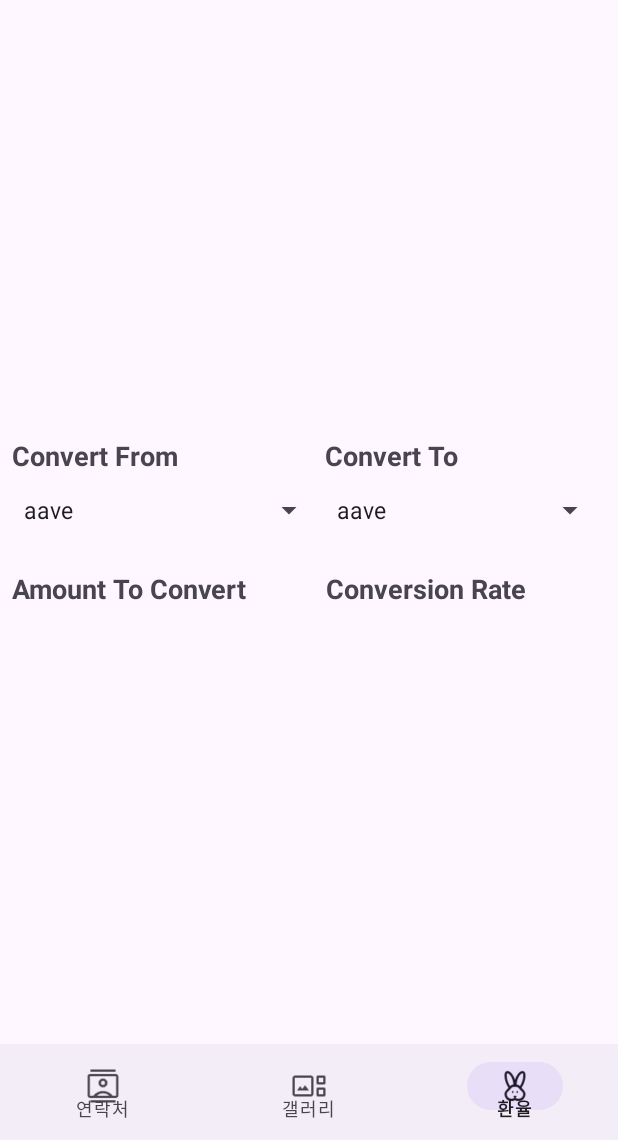
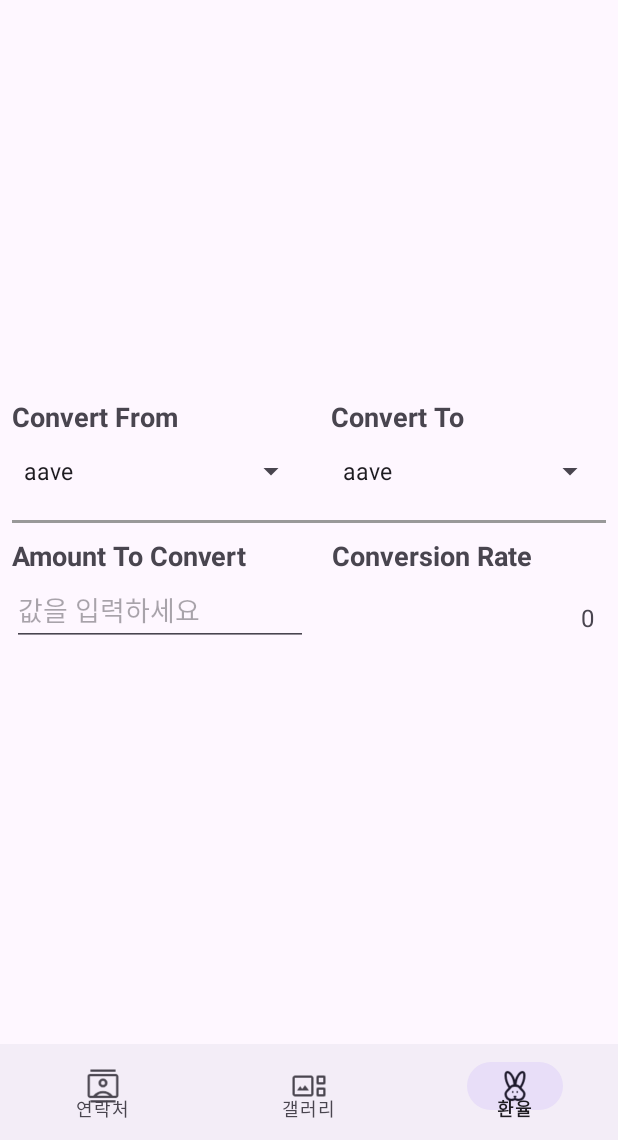
Before and after one commit to coitloz88/3-gu-multi-tab, an Android app: the screen it shows after launch (MainActivity), item 3 of the bottom bar chosen, on a phone screen of 412 x 824 dp, the part 96-1236 px from its top. Run offline under Robolectric (Android 15) with nearby library versions, the phone set to English and light mode, and no system bars.

Commit message:
update design of currency tab

```diff
--- a/app/build.gradle
+++ b/app/build.gradle
@@ -43,6 +43,8 @@ dependencies {
     implementation 'androidx.appcompat:appcompat:1.4.1'
     implementation 'com.google.android.material:material:1.5.0'
     implementation 'androidx.constraintlayout:constraintlayout:2.1.3'
+    implementation 'com.squareup.retrofit2:retrofit:2.8.0'
+    implementation 'com.squareup.retrofit2:converter-gson:2.6.0'
     testImplementation 'junit:junit:4.13.2'
     androidTestImplementation 'androidx.test.ext:junit:1.1.5'
     androidTestImplementation 'androidx.test.espresso:espresso-core:3.5.1'
--- a/app/src/main/res/layout/fragment_currency.xml
+++ b/app/src/main/res/layout/fragment_currency.xml
@@ -35,7 +35,8 @@
                     android:layout_width="wrap_content"
                     android:layout_height="wrap_content"
                     android:layout_weight="1"
-                    android:orientation="vertical">
+                    android:orientation="vertical"
+                    android:layout_marginEnd="8dp">
 
                     <TextView
                         android:id="@+id/tv_convert_from"
@@ -48,7 +49,8 @@
                     <Spinner
                         android:id="@+id/spinner_from"
                         android:layout_width="match_parent"
-                        android:layout_height="48dp" />
+                        android:layout_height="48dp"
+                        android:layout_marginEnd="8dp"/>
                 </LinearLayout>
 
                 <LinearLayout
@@ -75,8 +77,17 @@
             <LinearLayout
                 android:id="@+id/divider"
                 android:layout_width="match_parent"
-                android:layout_height="16dp"
-                android:orientation="horizontal"/>
+                android:layout_height="20dp"
+                android:orientation="horizontal"
+                >
+
+                <View
+                    android:background="#999999"
+                    android:layout_width="match_parent"
+                    android:layout_height="2dp"
+                    android:layout_gravity="center"
+                    />
+            </LinearLayout>
 
             <LinearLayout
                 android:layout_width="match_parent"
@@ -89,7 +100,8 @@
                     android:layout_width="wrap_content"
                     android:layout_height="wrap_content"
                     android:layout_weight="1"
-                    android:orientation="vertical">
+                    android:orientation="vertical"
+                    android:layout_marginEnd="8dp">
 
                     <TextView
                         android:id="@+id/tv_amount"
@@ -98,13 +110,22 @@
                         android:text="@string/amount_to_convert"
                         android:textSize="18sp"
                         android:textStyle="bold" />
+
+                    <EditText
+                        android:id="@+id/et_amount"
+                        android:layout_width="match_parent"
+                        android:layout_height="wrap_content"
+                        android:layout_marginEnd="8dp"
+                        android:ems="10"
+                        android:hint="@string/hint_amount_to_convert"
+                        android:inputType="number" />
+
                 </LinearLayout>
 
-                <LinearLayout
+                <androidx.constraintlayout.widget.ConstraintLayout
                     android:layout_width="wrap_content"
-                    android:layout_height="wrap_content"
-                    android:layout_weight="1"
-                    android:orientation="vertical">
+                    android:layout_height="match_parent"
+                    android:layout_weight="1">
 
                     <TextView
                         android:id="@+id/tv_rate"
@@ -112,8 +133,23 @@
                         android:layout_height="wrap_content"
                         android:text="@string/conversion_rate"
                         android:textSize="18sp"
-                        android:textStyle="bold" />
-                </LinearLayout>
+                        android:textStyle="bold"
+                        app:layout_constraintStart_toStartOf="parent"
+                        app:layout_constraintTop_toTopOf="parent" />
+
+                    <TextView
+                        android:id="@+id/tv_result"
+                        android:layout_width="match_parent"
+                        android:layout_height="wrap_content"
+                        android:layout_marginEnd="8dp"
+                        android:layout_marginBottom="8dp"
+                        android:gravity="end"
+                        android:text="@string/zero"
+                        android:textSize="16sp"
+                        app:layout_constraintBottom_toBottomOf="parent"
+                        app:layout_constraintEnd_toEndOf="parent" />
+                </androidx.constraintlayout.widget.ConstraintLayout>
+
             </LinearLayout>
 
         </LinearLayout>
--- a/app/src/main/res/values/strings.xml
+++ b/app/src/main/res/values/strings.xml
@@ -9,4 +9,6 @@
     <string name="convert_to">Convert To</string>
     <string name="amount_to_convert">Amount To Convert</string>
     <string name="conversion_rate">Conversion Rate</string>
+    <string name="hint_amount_to_convert">값을 입력하세요</string>
+    <string name="zero">0</string>
 </resources>
```
